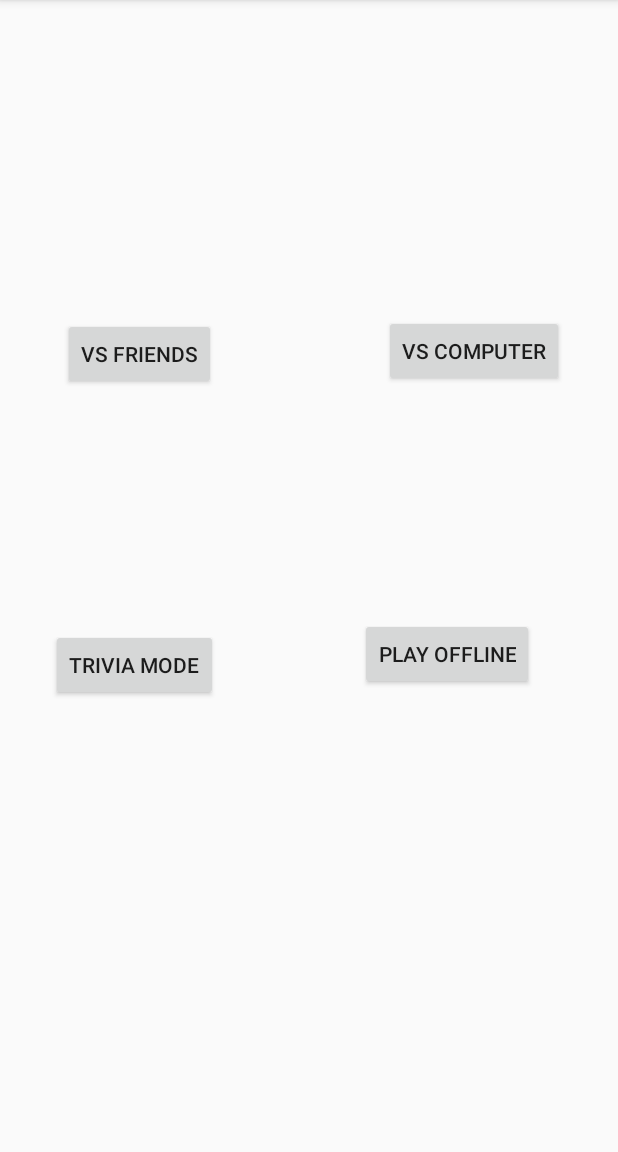
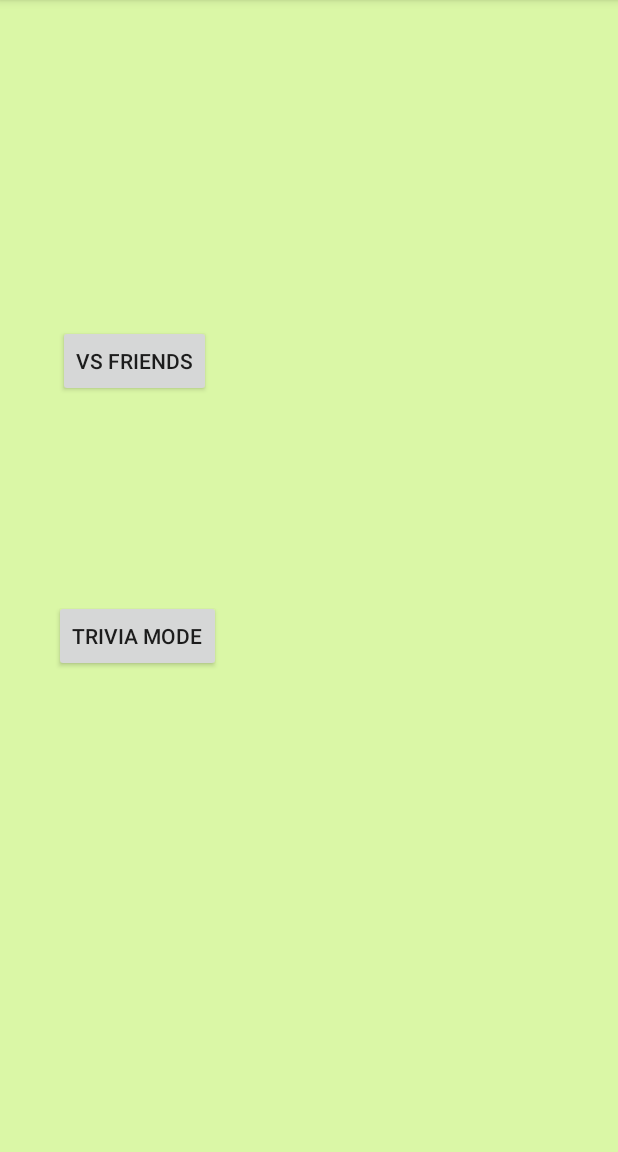
Before and after one commit to aparoopa/basicUILayout, an Android app: the Menu screen opened directly, with no data from a screen before it, on a phone screen of 412 x 824 dp, the part 84-1236 px from its top. Run offline under Robolectric (Android 15) with nearby library versions, the phone set to English and light mode, and no system bars.

Commit message:
basic UI layout

```diff
--- a/app/src/main/java/com/example/mysql_connection/Level.java
+++ b/app/src/main/java/com/example/mysql_connection/Level.java
@@ -11,11 +11,14 @@ import android.widget.Spinner;
 public class Level extends AppCompatActivity {
 
 
-
+    View view;
     @Override
     protected void onCreate(Bundle savedInstanceState) {
         super.onCreate(savedInstanceState);
         setContentView(R.layout.activity_level);
+
+        view= this.getWindow().getDecorView();
+        view.setBackgroundResource(R.color.lightgreen);
 
 
         Spinner spinner = (Spinner) findViewById(R.id.spinner2);
--- a/app/src/main/java/com/example/mysql_connection/MainActivity.java
+++ b/app/src/main/java/com/example/mysql_connection/MainActivity.java
@@ -21,10 +21,15 @@ public class MainActivity extends AppCompatActivity {
     GoogleSignInClient mGoogleSignInClient;
     SignInButton signin;
     int RC_SIGN_IN= 0;
+    View view;
     @Override
     protected void onCreate(Bundle savedInstanceState) {
         super.onCreate(savedInstanceState);
         setContentView(R.layout.activity_main);
+
+        view= this.getWindow().getDecorView();
+        view.setBackgroundResource(R.color.lightgreen);
+
         UsernameEt= (EditText)findViewById(R.id.etUserName);
         PasswordEt= (EditText) findViewById(R.id.etPassword);
         GoogleSignInOptions gso = new GoogleSignInOptions.Builder(GoogleSignInOptions.DEFAULT_SIGN_IN)
--- a/app/src/main/java/com/example/mysql_connection/Menu.java
+++ b/app/src/main/java/com/example/mysql_connection/Menu.java
@@ -13,11 +13,15 @@ public class Menu extends AppCompatActivity {
     private Button VFriends;
     private Button Trivia;
     private Button PlyOffline;
+    View view;
 
     @Override
     protected void onCreate(Bundle savedInstanceState) {
         super.onCreate(savedInstanceState);
         setContentView(R.layout.activity_menu);
+
+        view= this.getWindow().getDecorView();
+        view.setBackgroundResource(R.color.lightgreen);
 
         VComputer = (Button) findViewById(R.id.qComputer);
         VFriends = (Button) findViewById(R.id.qFriends);
--- a/app/src/main/java/com/example/mysql_connection/SecondActivity.java
+++ b/app/src/main/java/com/example/mysql_connection/SecondActivity.java
@@ -24,10 +24,14 @@ public class SecondActivity extends AppCompatActivity {
     TextView name, email, id;
     Button signOut;
     GoogleSignInClient mGoogleSignInClient;
+    View view;
     @Override
     protected void onCreate (Bundle savedInstanceState) {
         super.onCreate(savedInstanceState);
         setContentView(R.layout.activity_second);
+
+        view= this.getWindow().getDecorView();
+        view.setBackgroundResource(R.color.lightgreen);
 
         GoogleSignInOptions gso = new GoogleSignInOptions.Builder(GoogleSignInOptions.DEFAULT_SIGN_IN)
                 .requestEmail()
--- a/app/src/main/java/com/example/mysql_connection/Selectsubject.java
+++ b/app/src/main/java/com/example/mysql_connection/Selectsubject.java
@@ -11,11 +11,14 @@ import android.widget.Spinner;
 
 public class Selectsubject extends AppCompatActivity {
     private Button Proceed;
-
+    View view;
     @Override
     protected void onCreate(Bundle savedInstanceState) {
         super.onCreate(savedInstanceState);
         setContentView(R.layout.activity_selectsubject);
+        //for background color
+        view= this.getWindow().getDecorView();
+        view.setBackgroundResource(R.color.lightgreen);
 
         Proceed = (Button) findViewById(R.id.Btnproceed);
 
--- a/app/src/main/res/layout/activity_main.xml
+++ b/app/src/main/res/layout/activity_main.xml
@@ -8,8 +8,8 @@
 
     <EditText
         android:id="@+id/etUserName"
-        android:layout_width="285dp"
-        android:layout_height="53dp"
+        android:layout_width="wrap_content"
+        android:layout_height="wrap_content"
         android:layout_marginStart="63dp"
         android:layout_marginTop="226dp"
         android:layout_marginEnd="63dp"
@@ -48,6 +48,8 @@
         android:layout_marginBottom="275dp"
         android:onClick="OnLogin"
         android:text="login"
+        android:textColor="@android:color/black"
+        android:background="@color/colorPrimary"
         app:layout_constraintBottom_toBottomOf="parent"
         app:layout_constraintEnd_toEndOf="parent"
         app:layout_constraintStart_toStartOf="parent"
--- a/app/src/main/res/layout/activity_menu.xml
+++ b/app/src/main/res/layout/activity_menu.xml
@@ -17,54 +17,55 @@
         android:text="VS FRIENDS"
         app:layout_constraintBottom_toBottomOf="parent"
         app:layout_constraintEnd_toEndOf="parent"
-        app:layout_constraintHorizontal_bias="0.0"
+        app:layout_constraintHorizontal_bias="0.27"
         app:layout_constraintStart_toStartOf="parent"
         app:layout_constraintTop_toTopOf="parent"
-        app:layout_constraintVertical_bias="0.463" />
+        app:layout_constraintVertical_bias="0.577" />
 
     <Button
         android:id="@+id/qComputer"
         android:layout_width="wrap_content"
         android:layout_height="wrap_content"
         android:layout_marginStart="131dp"
-        android:layout_marginTop="192dp"
-        android:layout_marginEnd="62dp"
+        android:layout_marginTop="195dp"
+        android:layout_marginEnd="142dp"
         android:layout_marginBottom="491dp"
         android:text="VS COMPUTER"
         app:layout_constraintBottom_toBottomOf="parent"
         app:layout_constraintEnd_toEndOf="parent"
-        app:layout_constraintHorizontal_bias="0.433"
+        app:layout_constraintHorizontal_bias="0.429"
         app:layout_constraintStart_toEndOf="@+id/qFriends"
         app:layout_constraintTop_toTopOf="parent"
-        app:layout_constraintVertical_bias="0.494" />
+        app:layout_constraintVertical_bias="0.587" />
 
     <Button
         android:id="@+id/qTrivia"
         android:layout_width="wrap_content"
         android:layout_height="wrap_content"
-        android:layout_marginStart="45dp"
+        android:layout_marginStart="42dp"
         android:layout_marginTop="149dp"
-        android:layout_marginEnd="278dp"
-        android:layout_marginBottom="291dp"
+        android:layout_marginEnd="281dp"
+        android:layout_marginBottom="343dp"
         android:text="TRIVIA MODE"
         app:layout_constraintBottom_toBottomOf="parent"
         app:layout_constraintEnd_toEndOf="parent"
+        app:layout_constraintHorizontal_bias="0.284"
         app:layout_constraintStart_toStartOf="parent"
-        app:layout_constraintTop_toBottomOf="@+id/qFriends" />
+        app:layout_constraintTop_toBottomOf="@+id/qFriends"
+        app:layout_constraintVertical_bias="0.39" />
 
     <Button
         android:id="@+id/qOffline"
         android:layout_width="wrap_content"
         android:layout_height="wrap_content"
-        android:layout_marginStart="134dp"
-        android:layout_marginTop="130dp"
-        android:layout_marginEnd="56dp"
-        android:layout_marginBottom="297dp"
-        android:text="PLAY OFFLINE"
+        android:layout_marginStart="174dp"
+        android:layout_marginTop="171dp"
+        android:layout_marginEnd="142dp"
+        android:layout_marginBottom="343dp"
+        android:text="OFFLINE"
         app:layout_constraintBottom_toBottomOf="parent"
         app:layout_constraintEnd_toEndOf="parent"
-        app:layout_constraintHorizontal_bias="1.0"
         app:layout_constraintStart_toEndOf="@+id/qTrivia"
-        app:layout_constraintTop_toBottomOf="@+id/qComputer"
-        app:layout_constraintVertical_bias="0.687" />
+        app:layout_constraintTop_toBottomOf="@+id/qComputer" />
+
 </androidx.constraintlayout.widget.ConstraintLayout>
--- a/app/src/main/res/values/colors.xml
+++ b/app/src/main/res/values/colors.xml
@@ -3,4 +3,5 @@
     <color name="colorPrimary">#008577</color>
     <color name="colorPrimaryDark">#00574B</color>
     <color name="colorAccent">#D81B60</color>
+    <color name="lightgreen"> #DAF7A6</color>
 </resources>
```
